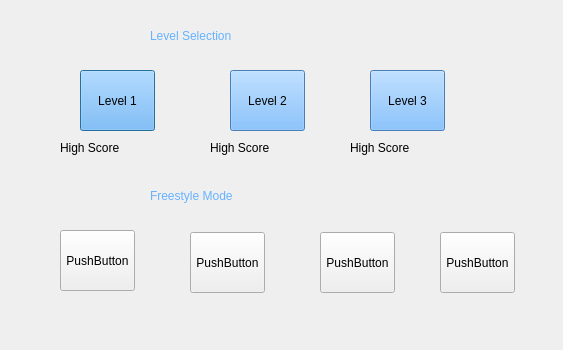
This is A7-Parachutes/A7-Parachutes/leveldialog.ui in thePeterPan/CS3505-2016 as Qt 5 draws it before an edit. The edited form follows.
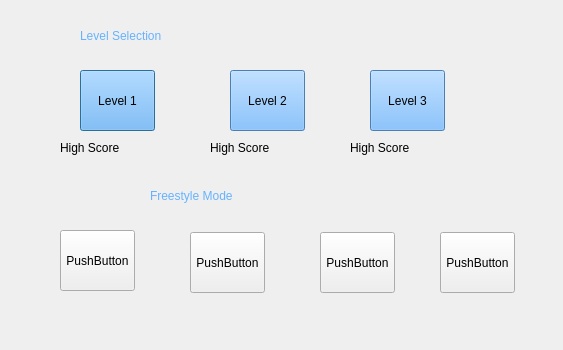
This is the edited form.

Diff of the .ui file:
```diff
--- a/A7-Parachutes/A7-Parachutes/leveldialog.ui
+++ b/A7-Parachutes/A7-Parachutes/leveldialog.ui
@@ -16,9 +16,9 @@
   <widget class="QLabel" name="levelTttle">
    <property name="geometry">
     <rect>
-     <x>150</x>
+     <x>80</x>
      <y>10</y>
-     <width>241</width>
+     <width>371</width>
      <height>51</height>
     </rect>
    </property>
```
